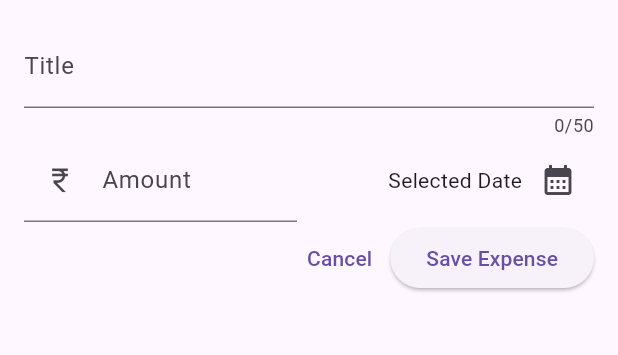
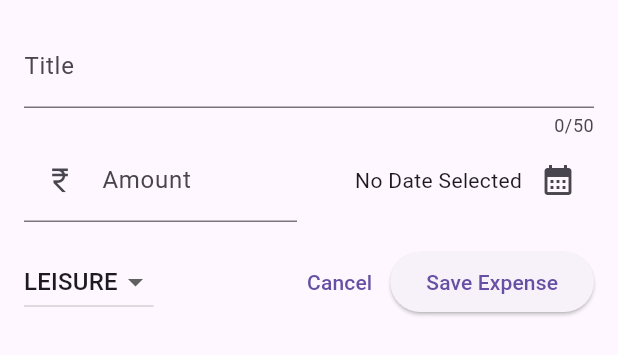
Before and after one commit to vedantagrawal524/Expense-Tracker-App, a Flutter app: the NewExpense widget shown alone on an empty page, opened directly, on a phone screen of 412 x 824 dp. Shown: the top 355 px of the screen. Run offline on Flutter 3.47's test engine with Material 2 defaults, Android fonts, the phone set to English and light mode, and no system bars.

Commit message:
DropdownButton

```diff
--- a/lib/models/expense.dart
+++ b/lib/models/expense.dart
@@ -2,8 +2,8 @@ import 'package:flutter/material.dart';
 import 'package:uuid/uuid.dart';
 import 'package:intl/intl.dart';
 
+final formatter = DateFormat.yMd();
 const uuid = Uuid();
-final formatter = DateFormat.yMd();
 
 enum Category { food, travel, ration, leisure, work }
 
--- a/lib/widgets/new_expense.dart
+++ b/lib/widgets/new_expense.dart
@@ -1,3 +1,4 @@
+import 'package:expense_tracker/models/expense.dart';
 import 'package:flutter/material.dart';
 
 class NewExpense extends StatefulWidget {
@@ -11,15 +12,21 @@ class NewExpense extends StatefulWidget {
 class _NewExpenseState extends State<NewExpense> {
   final _titleController = TextEditingController();
   final _ammontController = TextEditingController();
-  void _presentDatePicker() {
+  Category _selectedCategory = Category.leisure;
+
+  DateTime? _selectedDate;
+  void _presentDatePicker() async {
     final now = DateTime.now();
     final firstDate = DateTime(now.year - 1, now.month, now.day);
-    showDatePicker(
+    final pickedDate = await showDatePicker(
       context: context,
       initialDate: now,
       firstDate: firstDate,
       lastDate: now,
     );
+    setState(() {
+      _selectedDate = pickedDate;
+    });
   }
 
   @override
@@ -60,7 +67,11 @@ class _NewExpenseState extends State<NewExpense> {
                   mainAxisAlignment: MainAxisAlignment.end,
                   crossAxisAlignment: CrossAxisAlignment.center,
                   children: [
-                    const Text('Selected Date'),
+                    Text(
+                      _selectedDate == null
+                          ? 'No Date Selected'
+                          : formatter.format(_selectedDate!),
+                    ),
                     IconButton(
                       onPressed: _presentDatePicker,
                       icon: const Icon(Icons.calendar_month),
@@ -70,8 +81,28 @@ class _NewExpenseState extends State<NewExpense> {
               )
             ],
           ),
+          const SizedBox(height: 16),
           Row(
             children: [
+              DropdownButton(
+                value: _selectedCategory,
+                items: Category.values
+                    .map(
+                      (category) => DropdownMenuItem(
+                        value: category,
+                        child: Text(
+                          category.name.toUpperCase(),
+                        ),
+                      ),
+                    )
+                    .toList(),
+                onChanged: (value) {
+                  if (value == null) return;
+                  setState(() {
+                    _selectedCategory = value;
+                  });
+                },
+              ),
               const Spacer(),
               TextButton(
                 onPressed: () {
```
